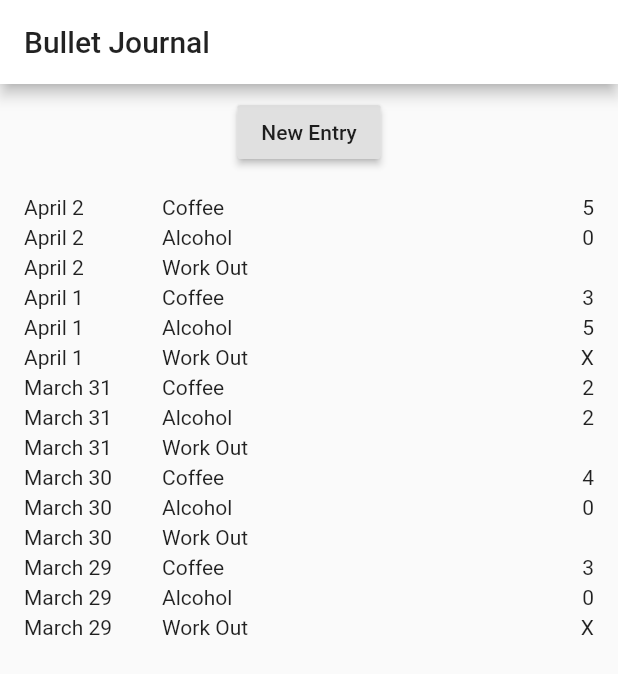
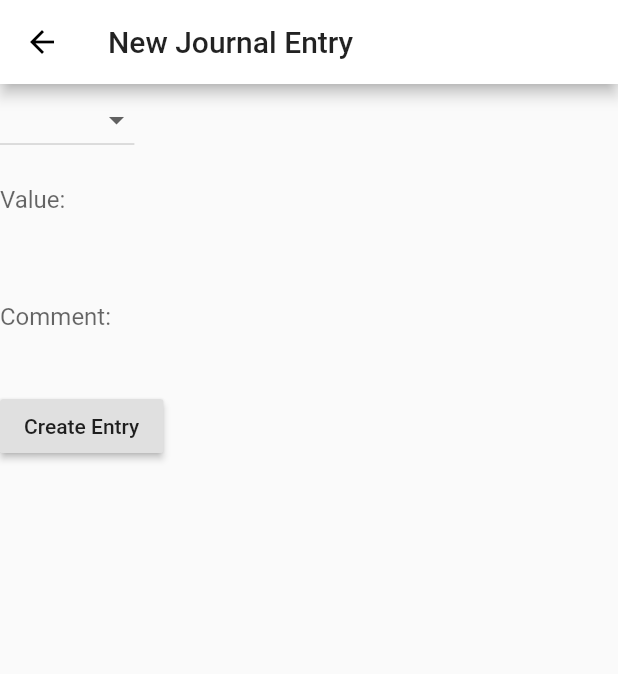
Before and after one commit to awhogue/bullet, a Flutter app: the screen it shows after launch, after a tap on "New Entry", on a phone screen of 412 x 824 dp. Shown: the top 674 px of the screen. Run offline on Flutter 3.47's test engine with Material 2 defaults, Android fonts, the phone set to English and light mode, and no system bars.

Commit message:
Create new entry screen (no styling yet); some data model refactoring.

```diff
--- /dev/null
+++ b/lib/datastore.dart
@@ -0,0 +1,64 @@
+import 'model/model.dart';
+
+// Abstract away the datastore for the bullet app and provide functions to retrieve data.
+class BulletDatastore {
+  static BulletDatastore init() {
+    return new BulletDatastore();
+  }
+
+  List<BulletRow> rows() {
+    List<BulletEntry> entries = BulletDatastoreUtils.generateFakeEntries();
+    return entries.map((e) => e.row).toSet().toList();
+  }
+
+  List<String> rowNames() {
+    List<String> rowNames = rows().map((r) => r.name).toSet().toList();
+    rowNames.sort();
+    return rowNames;
+  }
+
+  List<BulletEntry> entries() {
+    return BulletDatastoreUtils.generateFakeEntries();
+  }
+
+  void saveEntry(BulletEntry entry) {
+    print('Saving entry ' + entry.toString());
+  }
+}
+
+class BulletDatastoreUtils {
+  static List<BulletEntry> generateFakeEntries() {
+    final List<DateTime> d =
+      [
+        new DateTime(2018, 3, 29),
+        new DateTime(2018, 3, 30),
+        new DateTime(2018, 3, 31),
+        new DateTime(2018, 4, 1),
+        new DateTime(2018, 4, 2),
+      ];
+
+    List<BulletRow> rows = [
+      new BulletRow('Coffee'),
+      new BulletRow('Alcohol'),
+      new BulletRow('Work Out'),
+    ];
+
+    return [
+      new BulletEntry('3', d[0], rows[0]),
+      new BulletEntry('4', d[1], rows[0]),
+      new BulletEntry('2', d[2], rows[0]),
+      new BulletEntry('3', d[3], rows[0]),
+      new BulletEntry('5', d[4], rows[0]),
+      new BulletEntry('0', d[0], rows[1]),
+      new BulletEntry('0', d[1], rows[1]),
+      new BulletEntry('2', d[2], rows[1]),
+      new BulletEntry('5', d[3], rows[1]),
+      new BulletEntry('0', d[4], rows[1]),
+      new BulletEntry('X', d[0], rows[2]),
+      new BulletEntry('', d[1], rows[2]),
+      new BulletEntry('', d[2], rows[2]),
+      new BulletEntry('X', d[3], rows[2]),
+      new BulletEntry('', d[4], rows[2]),
+    ];
+  }
+} // class BulletDatastoreUtils
--- a/lib/model/model.dart
+++ b/lib/model/model.dart
@@ -1,11 +1,12 @@
+import 'package:intl/intl.dart';
+
 // Models for the bullet journal.
 
 // Represents a single row in the journal, e.g. "Hours slept" or "Coffee consumed".
 class BulletRow {
   final String name;
-  List<BulletEntry> entries;
   final String comment;
-  BulletRow([this.name, this.entries, this.comment = ""]);
+  BulletRow([this.name, this.comment = ""]);
 }
 
 // A single entry in a row, with a date and value.
@@ -14,67 +15,16 @@ class BulletRow {
 class BulletEntry {
   final String value;
   final DateTime dateTime;
+  // TODO: Do we even need a BulletRow object? Or can we just have a string and handle
+  // it by `select where row='Foo'`? The only thing we'd lose is comments.
+  final BulletRow row;
   final String comment;
-   // May be null
-   // TODO(ahogue): find a better way to point to the Row?
-  BulletRow row;
 
-  BulletEntry([this.value, this.dateTime, this.comment = ""]);
+  BulletEntry([this.value, this.dateTime, this.row, this.comment = ""]);
 
-  String rowName() {
-    // ? short circuits to null if row is null.
-    // ?? returns left-hand side if non-null, right-hand side otherwise.
-    return this.row?.name ?? '';
+  final  _formatter = DateFormat(DateFormat.MONTH_DAY);
+  @override
+  String toString() {
+    return this.row.name + ': ' + this.value + ' (' + this._formatter.format(this.dateTime) + ')';
   }
 }
-
-class BulletModelUtils {
-  static List<BulletRow> generateFakeRows() {
-    final List<DateTime> d =
-      [
-        new DateTime(2018, 3, 29),
-        new DateTime(2018, 3, 30),
-        new DateTime(2018, 3, 31),
-        new DateTime(2018, 4, 1),
-        new DateTime(2018, 4, 2),
-      ];
-
-    List<BulletRow> rows = [
-      new BulletRow('Coffee',
-        [
-          new BulletEntry('3', d[0]),
-          new BulletEntry('4', d[1]),
-          new BulletEntry('2', d[2]),
-          new BulletEntry('3', d[3]),
-          new BulletEntry('5', d[4]),
-        ]
-      ),
-      new BulletRow('Alcohol',
-        [
-          new BulletEntry('0', d[0]),
-          new BulletEntry('0', d[1]),
-          new BulletEntry('2', d[2]),
-          new BulletEntry('5', d[3]),
-          new BulletEntry('0', d[4]),
-        ]
-      ),
-      new BulletRow('Work Out',
-        [
-          new BulletEntry('X', d[0]),
-          new BulletEntry('', d[1]),
-          new BulletEntry('', d[2]),
-          new BulletEntry('X', d[3]),
-          new BulletEntry('', d[4]),
-        ]
-      ),
-    ]; // List rows
-
-    for (var row in rows) {
-      for (var entry in row.entries) {
-        entry.row = row;
-      }
-    }
-
-    return rows;
-  }
-} // class BulletModelUtils
--- a/lib/screens/homescreen.dart
+++ b/lib/screens/homescreen.dart
@@ -1,33 +1,35 @@
 import 'package:flutter/material.dart';
 import 'package:intl/intl.dart';
 import '../model/model.dart';
+import '../datastore.dart';
+import 'new_entry.dart';
 
 class BulletHome extends StatefulWidget {
   @override
-  State<StatefulWidget> createState() => new BulletHomeState();
+  State<StatefulWidget> createState() => BulletHomeState();
 }
 
 class BulletHomeState extends State<BulletHome> {
-  List<BulletRow> _rows;
+  BulletDatastore _datastore;
+
   List<BulletEntry> _recentEntries;
 
-  final _formatter = new DateFormat(DateFormat.MONTH_DAY);
+  final _formatter = DateFormat(DateFormat.MONTH_DAY);
 
   BulletHomeState() {
-    _rows = BulletModelUtils.generateFakeRows();
-    _recentEntries = _rows.map(
-      (r) => r.entries
-    ).expand((e) => e).toSet().toList();
+    _datastore = BulletDatastore.init();
+
+    _recentEntries = _datastore.entries();
     _recentEntries.sort((a, b) => b.dateTime.compareTo(a.dateTime));
   }
 
   @override
   Widget build(BuildContext context) {
-    return new Scaffold(
-      appBar: new AppBar(
-        title: new Text('Bullet Journal'),
+    return Scaffold(
+      appBar: AppBar(
+        title: Text('Bullet Journal'),
       ),
-      body: new Column(
+      body: Column(
         crossAxisAlignment: CrossAxisAlignment.start,
         children: [
           Container(
@@ -64,7 +66,7 @@ class BulletHomeState extends State<BulletHome> {
             width: 100.0,
           ),
           Expanded(
-            child: Text(entry.rowName())
+            child: Text(entry.row.name),
           ),
           Container(
             child: Text(entry.value),
@@ -76,6 +78,6 @@ class BulletHomeState extends State<BulletHome> {
   }
 
   void _pushNewEntry() {
-
+    Navigator.push(context, MaterialPageRoute(builder: (context) => NewBulletEntry()));
   }
 }
--- /dev/null
+++ b/lib/screens/new_entry.dart
@@ -0,0 +1,113 @@
+import 'package:flutter/material.dart';
+import '../model/model.dart';
+import '../datastore.dart';
+
+class NewBulletEntry extends StatefulWidget {
+  @override
+  State<StatefulWidget> createState() => NewBulletEntryState();
+}
+
+class NewBulletEntryState extends State<NewBulletEntry> {
+  BulletDatastore _datastore;
+
+  final GlobalKey<FormState> _formKey = GlobalKey<FormState>();
+  final GlobalKey<ScaffoldState> _scaffoldKey = new GlobalKey<ScaffoldState>();
+
+  // State entered by the user to create the new entry.
+  String _enteredRow;
+  String _enteredValue;
+  String _enteredComment;
+
+  NewBulletEntryState() {
+    _datastore = BulletDatastore.init();
+  }
+
+  @override
+  Widget build(BuildContext context) {
+    return Scaffold(
+      key: _scaffoldKey,
+      appBar: AppBar(
+        title: Text('New Journal Entry'),
+      ),
+      body: Container(
+        child: Form(
+          key: this._formKey,
+          child: Column(
+            crossAxisAlignment: CrossAxisAlignment.start,
+            children: [
+              DropdownButton<String>(
+                value: _enteredRow,
+                // value: // TOOD: set the default to the most recently created entry?
+                onChanged: (String newValue) {
+                  setState(() { _enteredRow = newValue; });
+                },
+                items: _datastore.rowNames().map((String rowName) =>
+                  DropdownMenuItem<String>(
+                    value: rowName,
+                    child: Text(rowName),
+                  ),
+                ).toList(),
+              ),
+              TextFormField(
+                decoration: InputDecoration(
+                  border: InputBorder.none,
+                  labelText: 'Value:',
+                ),
+                validator: (value) {
+                  if (value.isEmpty) {
+                    // TODO: validate against the expected type (int, string, enumeration) of the value.
+                    return 'Please enter a value.';
+                  }
+                },
+                // keyboardType: TextInputType.number,  // TODO: switch this based on expected type of value.
+                onSaved: (String value) {
+                  setState(() { _enteredValue = value; });
+                },
+              ),
+              TextFormField(
+                decoration: InputDecoration(
+                  border: InputBorder.none,
+                  labelText: 'Comment:',
+                ),
+                maxLines: 3,
+                onSaved: (String value) {
+                  setState(() { _enteredComment = value; });
+                },
+              ),
+              RaisedButton(
+                onPressed: _submitForm,
+                child: Text('Create Entry'),
+              ),
+            ],
+          ),
+        ),
+      ),
+    );
+  }
+
+  void _submitForm() {
+    final FormState form = _formKey.currentState;
+
+    if (!form.validate()) {
+      _showMessage('Invalid entry, please review and correct.');
+    } else {
+      form.save();
+
+      BulletEntry entry = new BulletEntry(
+        _enteredValue,
+        DateTime.now(),
+        new BulletRow(_enteredRow),
+        _enteredComment
+      );
+
+      _showMessage('Saving entry...');
+      _datastore.saveEntry(entry);
+
+      Navigator.pop(context);
+    }
+  }
+
+  void _showMessage(String message) {
+    _scaffoldKey.currentState.showSnackBar(SnackBar(content: Text(message)));
+  }
+}
```
